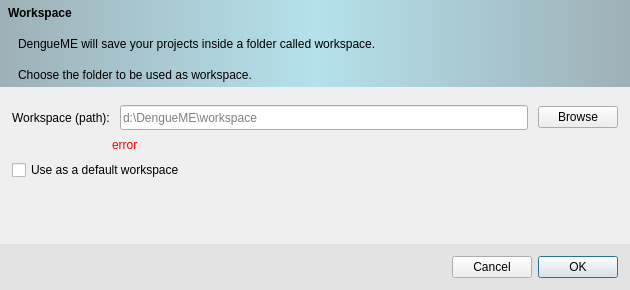
The window that src/changeworkspace.ui (ufopleds/DengueME) describes before a commit, drawn with Qt 5.
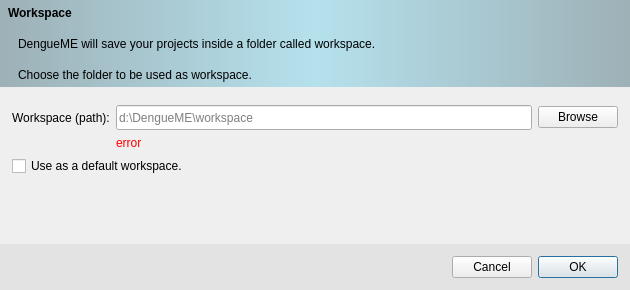
The same window after the commit. Icons and pictures are not drawn.

Patch:
```diff
--- a/src/changeworkspace.ui
+++ b/src/changeworkspace.ui
@@ -149,10 +149,7 @@
     </widget>
    </item>
    <item>
-    <layout class="QVBoxLayout" name="bodyPanel">
-     <property name="spacing">
-      <number>0</number>
-     </property>
+    <layout class="QGridLayout" name="gridLayout_2">
      <property name="leftMargin">
       <number>12</number>
      </property>
@@ -162,18 +159,17 @@
      <property name="rightMargin">
       <number>12</number>
      </property>
-     <property name="bottomMargin">
-      <number>0</number>
-     </property>
-     <item>
-      <layout class="QHBoxLayout" name="workspace_inside">
-       <property name="spacing">
-        <number>10</number>
+     <item row="1" column="1">
+      <widget class="QLabel" name="error_message">
+       <property name="styleSheet">
+        <string notr="true">color: red;</string>
+       </property>
+       <property name="text">
+        <string>error</string>
        </property>
-       <property name="topMargin">
-        <number>0</number>
-       </property>
-       <item>
+      </widget>
+     </item>
+     <item row="0" column="0">
         <widget class="QLabel" name="workspaceLabel">
          <property name="minimumSize">
           <size>
@@ -186,7 +182,23 @@
          </property>
         </widget>
        </item>
-       <item>
+     <item row="0" column="2">
+      <widget class="QPushButton" name="browseButton">
+       <property name="text">
+        <string>Browse</string>
+       </property>
+       <property name="autoDefault">
+        <bool>true</bool>
+       </property>
+       <property name="default">
+        <bool>true</bool>
+       </property>
+       <property name="flat">
+        <bool>false</bool>
+       </property>
+      </widget>
+     </item>
+     <item row="0" column="1">
         <widget class="QLineEdit" name="workspaceLineEdit">
          <property name="minimumSize">
           <size>
@@ -205,86 +217,25 @@
          </property>
         </widget>
        </item>
-       <item>
-        <widget class="QPushButton" name="browseButton">
-         <property name="text">
-          <string>Browse</string>
-         </property>
-         <property name="autoDefault">
-          <bool>true</bool>
-         </property>
-         <property name="default">
-          <bool>true</bool>
-         </property>
-         <property name="flat">
-          <bool>false</bool>
-         </property>
-        </widget>
-       </item>
-      </layout>
-     </item>
-     <item>
-      <layout class="QHBoxLayout" name="error">
-       <property name="spacing">
-        <number>-1</number>
-       </property>
-       <property name="topMargin">
-        <number>5</number>
-       </property>
-       <item>
-        <spacer name="horizontalSpacer_3">
-         <property name="orientation">
-          <enum>Qt::Horizontal</enum>
-         </property>
-         <property name="sizeType">
-          <enum>QSizePolicy::Fixed</enum>
-         </property>
-         <property name="sizeHint" stdset="0">
-          <size>
-           <width>100</width>
-           <height>20</height>
-          </size>
-         </property>
-        </spacer>
-       </item>
-       <item>
-        <widget class="QLabel" name="error_message">
-         <property name="styleSheet">
-          <string notr="true">color: red;</string>
-         </property>
-         <property name="text">
-          <string>error</string>
-         </property>
-        </widget>
-       </item>
       </layout>
      </item>
      <item>
       <layout class="QHBoxLayout" name="horizontalLayout">
+     <property name="leftMargin">
+      <number>12</number>
+     </property>
        <property name="topMargin">
-        <number>5</number>
+      <number>0</number>
+     </property>
+     <property name="rightMargin">
+      <number>12</number>
        </property>
        <item>
         <widget class="QCheckBox" name="defaultCheckBox">
          <property name="text">
-          <string>Use as a default workspace</string>
-         </property>
-        </widget>
-       </item>
-       <item>
-        <spacer name="horizontalSpacer_2">
-         <property name="orientation">
-          <enum>Qt::Horizontal</enum>
-         </property>
-         <property name="sizeHint" stdset="0">
-          <size>
-           <width>49</width>
-           <height>20</height>
-          </size>
-         </property>
-        </spacer>
-       </item>
-      </layout>
+        <string>Use as a default workspace.</string>
+       </property>
+      </widget>
      </item>
     </layout>
    </item>
```
Left out of the diff: 5 changed lines with no effect on the pictures. Lines whose indentation alone changed are shown as unchanged.
